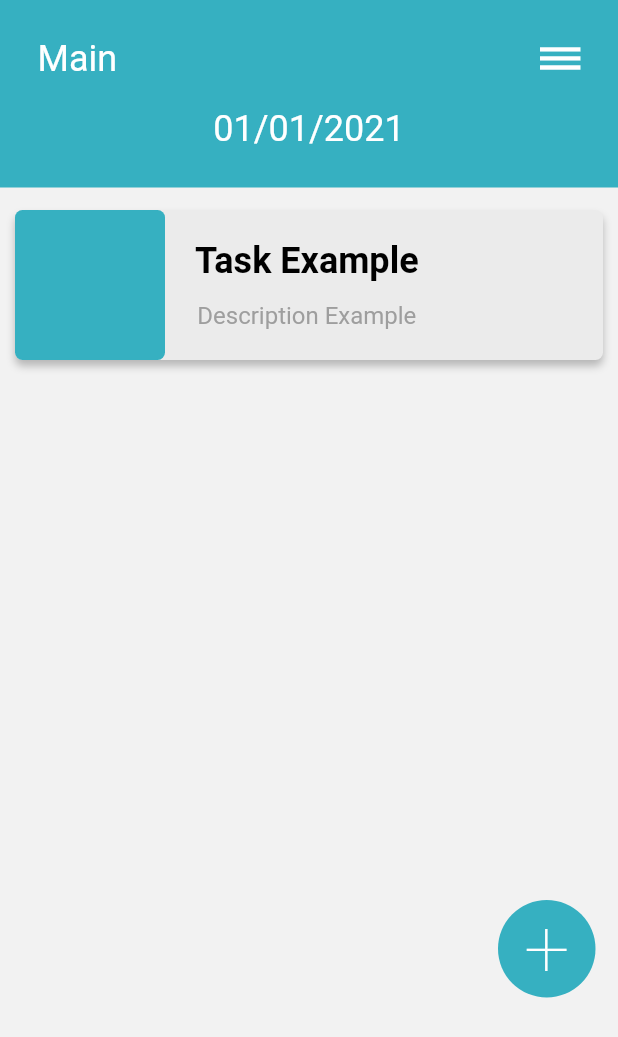
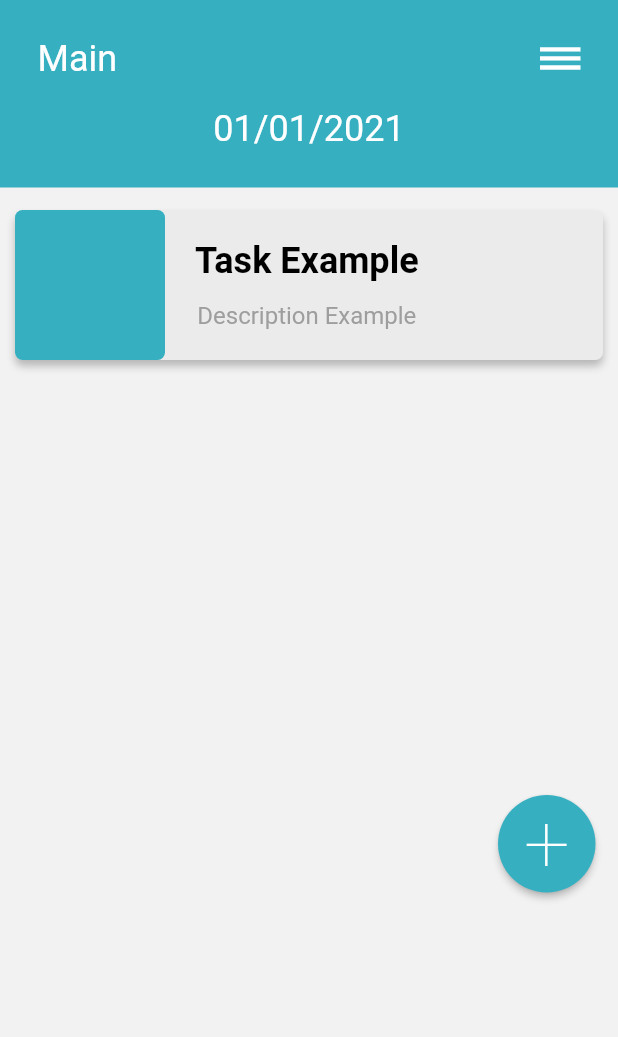
Before and after one commit to mateusadd/pac-to-do, a Flutter app: the MainPage screen opened directly, on a phone screen of 412 x 824 dp. Shown: the top 1037 px of the screen. Run offline on Flutter 3.47's test engine with Material 2 defaults, Android fonts, the phone set to English and light mode, and no system bars.

Commit message:
New commit

```diff
--- a/lib/main_page.dart
+++ b/lib/main_page.dart
@@ -1,4 +1,5 @@
 import 'package:flutter/material.dart';
+import 'package:pac/new_task.dart';
 
 class MainPage extends StatefulWidget {
   @override
@@ -138,8 +139,30 @@ class _MainPageState extends State<MainPage> {
             mainAxisAlignment: MainAxisAlignment.end,
             children: [
               Padding(
-                padding: const EdgeInsets.fromLTRB(85, 350, 15, 0),
-                child: Container(
+                padding: const EdgeInsets.fromLTRB(0, 280, 15, 15),
+                child: ElevatedButton(
+                  onPressed: () {
+                    Navigator.push(
+                      context,
+                      MaterialPageRoute(builder: (context) => NewTask()),
+                    );
+                  },
+                  child: Text('+'),
+                  style: ElevatedButton.styleFrom(
+                      primary: Color(0xff36b0c1),
+                      alignment: Alignment.center,
+                      textStyle: TextStyle(
+                        fontSize: 54.0,
+                        fontWeight: FontWeight.w100,
+                        color: Colors.white,
+                      ),
+                      shape: new RoundedRectangleBorder(
+                        borderRadius: new BorderRadius.circular(50.0),
+                      ),
+                      fixedSize: Size(65.0, 65.0)),
+                ),
+              ),
+              /*Container(
                   alignment: Alignment.center,
                   width: 65,
                   height: 65,
@@ -156,7 +179,7 @@ class _MainPageState extends State<MainPage> {
                     ),
                   ),
                 ),
-              ),
+                */
             ],
           ),
         ],
--- a/pubspec.yaml
+++ b/pubspec.yaml
@@ -23,11 +23,8 @@ environment:
 dependencies:
   flutter:
     sdk: flutter
-
-
-  # The following adds the Cupertino Icons font to your application.
-  # Use with the CupertinoIcons class for iOS style icons.
   cupertino_icons: ^1.0.2
+  http: ^0.13.3
 
 dev_dependencies:
   flutter_test:
```
Also changed, not shown: lib/cadastro.dart (+23 -0 lines), lib/main.dart (+4 -4 lines), lib/new_task.dart (+17 -0 lines), pubspec.lock.
